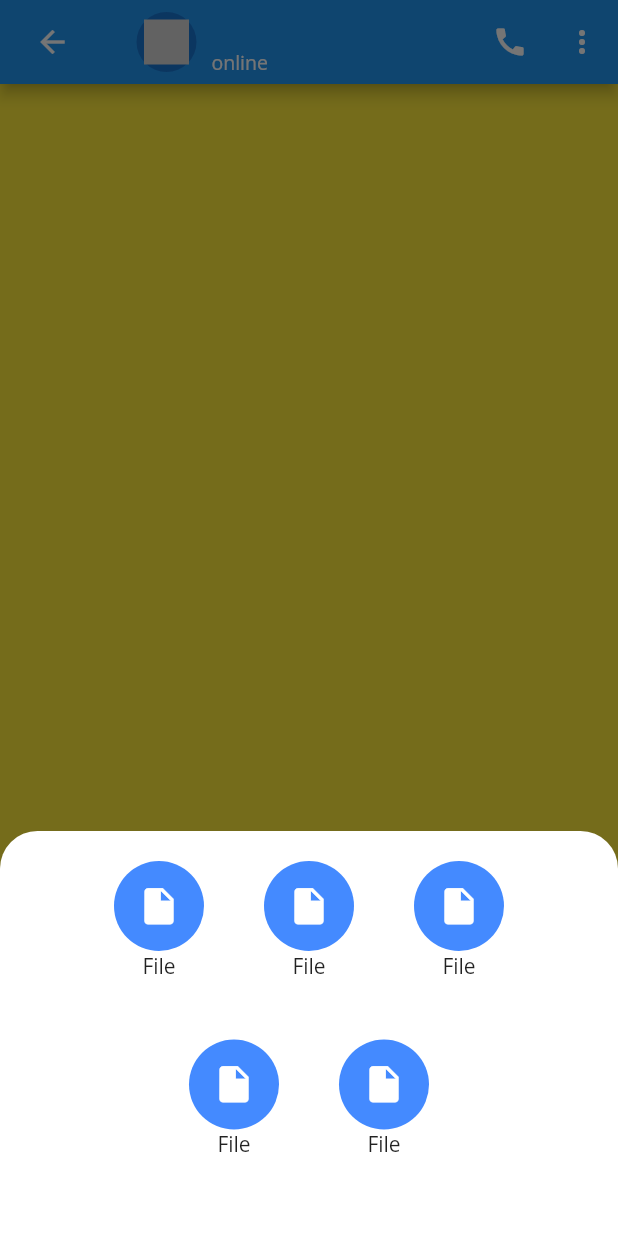
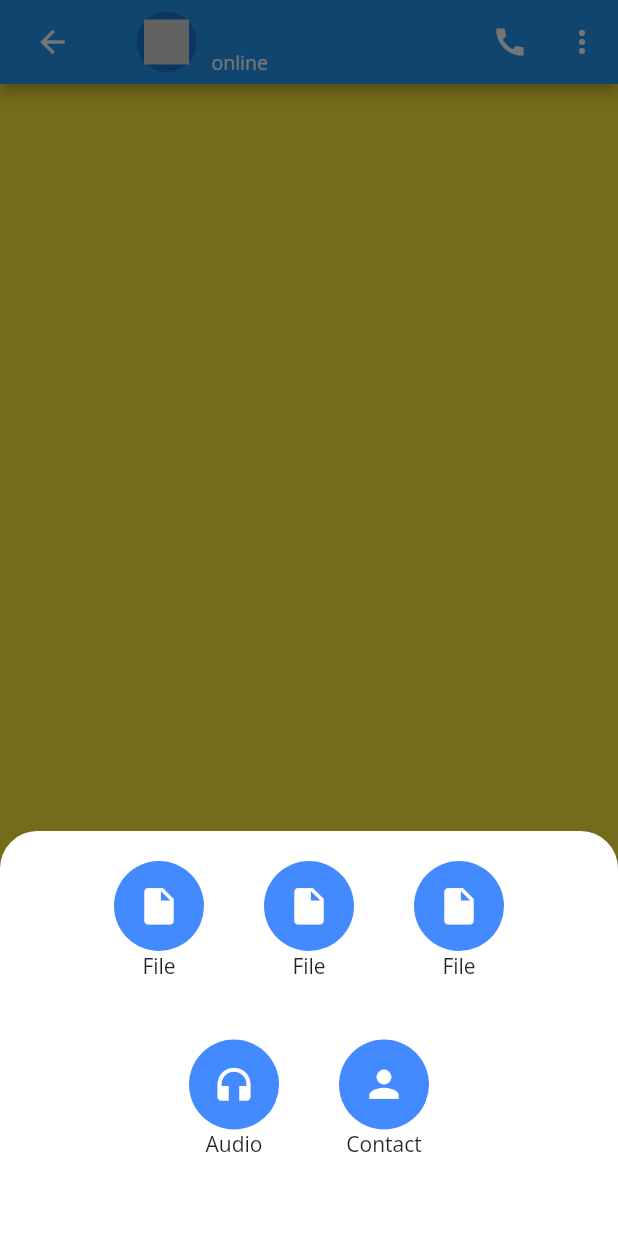
Before and after one commit to EhMaNa/chat_application, a Flutter app: the ChatPage screen opened directly with empty values, item 2 of the bottom bar chosen, on a phone screen of 412 x 824 dp. Run offline on Flutter 3.47's test engine with Material 2 defaults, Android fonts, the phone set to English and light mode, and no system bars; our stand-ins replace flutter_svg.

Commit message:
Update chatPage.dart

```diff
--- a/lib/screens/chatPage.dart
+++ b/lib/screens/chatPage.dart
@@ -74,9 +74,9 @@ class _ChatPageState extends State<ChatPage> {
             Row(
               mainAxisAlignment: MainAxisAlignment.center,
               children: [
-                attachFileIcons(Icons.insert_drive_file, Colors.blueAccent, "File"),
+                attachFileIcons(Icons.headphones, Colors.blueAccent, "Audio"),
                 SizedBox(width: 40,),
-                attachFileIcons(Icons.insert_drive_file, Colors.blueAccent, "File"),
+                attachFileIcons(Icons.person, Colors.blueAccent, "Contact"),
               ],
             ),
           ],
```
